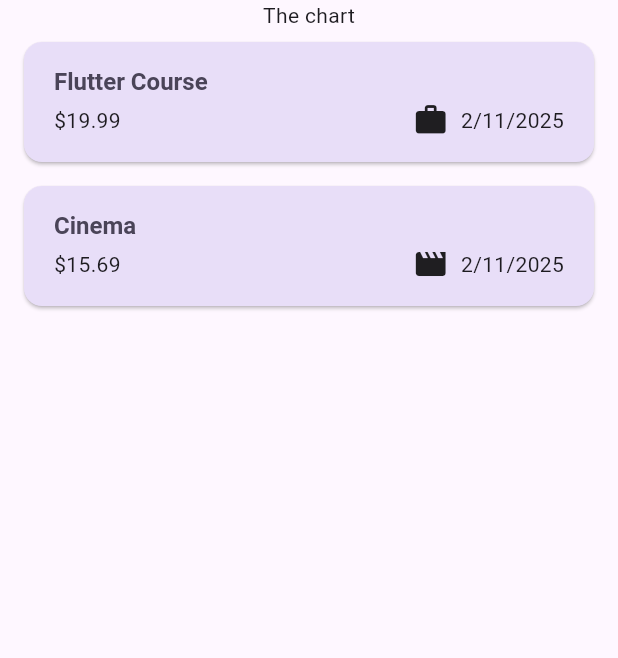
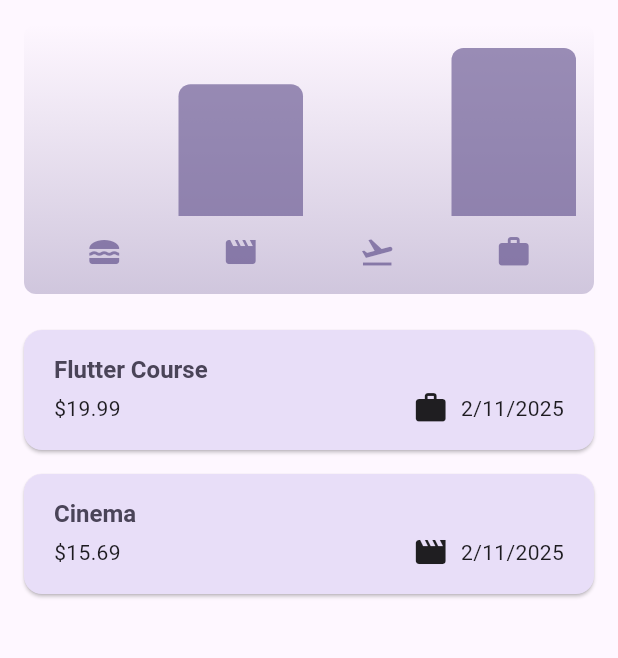
Before and after one commit to leuardgashi/Expense_Tracker, a Flutter app: the screen it shows after launch, on a phone screen of 412 x 824 dp, the part 84-742 px from its top. Run offline on Flutter 3.47's test engine with Material 3 defaults, Android fonts, the phone set to English and light mode, and no system bars.

Commit message:
DarkMode & ChartWidgets

```diff
--- a/lib/main.dart
+++ b/lib/main.dart
@@ -6,9 +6,31 @@ var kColorScheme = ColorScheme.fromSeed(
   seedColor: const Color.fromARGB(255, 96, 59, 181),
 );
 
+var kDarkColorScheme = ColorScheme.fromSeed(
+  brightness: Brightness.dark,
+  seedColor: const Color.fromARGB(255, 5, 99, 125),
+);
+
 void main() {
   runApp(
     MaterialApp(
+      darkTheme: ThemeData.dark().copyWith(
+        useMaterial3: true,
+        colorScheme: kDarkColorScheme,
+        cardTheme: const CardTheme().copyWith(
+          color: kDarkColorScheme.secondaryContainer,
+          margin: const EdgeInsets.symmetric(
+            horizontal: 16,
+            vertical: 8,
+          ),
+        ),
+        elevatedButtonTheme: ElevatedButtonThemeData(
+          style: ElevatedButton.styleFrom(
+            backgroundColor: kDarkColorScheme.primaryContainer,
+            foregroundColor: kDarkColorScheme.onPrimaryContainer,
+          ),
+        ),
+      ),
       theme: ThemeData().copyWith(
         useMaterial3: true,
         colorScheme: kColorScheme,
@@ -36,6 +58,7 @@ void main() {
               ),
             ),
       ),
+      // themeMode: ThemeMode.system, //default
       home: Expenses(),
     ),
   );
--- a/lib/models/expense.dart
+++ b/lib/models/expense.dart
@@ -33,3 +33,28 @@ class Expense {
     return formatter.format(date);
   }
 }
+
+class ExpenseBucket {
+  const ExpenseBucket({
+    required this.category,
+    required this.expenses,
+  });
+
+  ExpenseBucket.forCategory(List<Expense> allExpenses, this.category)
+      : expenses = allExpenses
+            .where((expense) => expense.category == category)
+            .toList();
+
+  final Category category;
+  final List<Expense> expenses;
+
+  double get totalExpenses {
+    double sum = 0;
+
+    for (final expense in expenses) {
+      sum += expense.amount;
+    }
+
+    return sum;
+  }
+}
--- /dev/null
+++ b/lib/widgets/chart/chart.dart
@@ -0,0 +1,95 @@
+import 'package:flutter/material.dart';
+
+import 'package:expense_tracker/widgets/chart/chart_bar.dart';
+import 'package:expense_tracker/models/expense.dart';
+
+class Chart extends StatelessWidget {
+  const Chart({super.key, required this.expenses});
+
+  final List<Expense> expenses;
+
+  List<ExpenseBucket> get buckets {
+    return [
+      ExpenseBucket.forCategory(expenses, Category.food),
+      ExpenseBucket.forCategory(expenses, Category.leisure),
+      ExpenseBucket.forCategory(expenses, Category.travel),
+      ExpenseBucket.forCategory(expenses, Category.work),
+    ];
+  }
+
+  double get maxTotalExpense {
+    double maxTotalExpense = 0;
+
+    for (final bucket in buckets) {
+      if (bucket.totalExpenses > maxTotalExpense) {
+        maxTotalExpense = bucket.totalExpenses;
+      }
+    }
+
+    return maxTotalExpense;
+  }
+
+  @override
+  Widget build(BuildContext context) {
+    final isDarkMode =
+        MediaQuery.of(context).platformBrightness == Brightness.dark;
+    return Container(
+      margin: const EdgeInsets.all(16),
+      padding: const EdgeInsets.symmetric(
+        vertical: 16,
+        horizontal: 8,
+      ),
+      width: double.infinity,
+      height: 180,
+      decoration: BoxDecoration(
+        borderRadius: BorderRadius.circular(8),
+        gradient: LinearGradient(
+          colors: [
+            Theme.of(context).colorScheme.primary.withOpacity(0.3),
+            Theme.of(context).colorScheme.primary.withOpacity(0.0)
+          ],
+          begin: Alignment.bottomCenter,
+          end: Alignment.topCenter,
+        ),
+      ),
+      child: Column(
+        children: [
+          Expanded(
+            child: Row(
+              crossAxisAlignment: CrossAxisAlignment.end,
+              children: [
+                for (final bucket in buckets) // alternative to map()
+                  ChartBar(
+                    fill: bucket.totalExpenses == 0
+                        ? 0
+                        : bucket.totalExpenses / maxTotalExpense,
+                  )
+              ],
+            ),
+          ),
+          const SizedBox(height: 12),
+          Row(
+            children: buckets // for ... in
+                .map(
+                  (bucket) => Expanded(
+                    child: Padding(
+                      padding: const EdgeInsets.symmetric(horizontal: 4),
+                      child: Icon(
+                        catergoryIcons[bucket.category],
+                        color: isDarkMode
+                            ? Theme.of(context).colorScheme.secondary
+                            : Theme.of(context)
+                                .colorScheme
+                                .primary
+                                .withOpacity(0.7),
+                      ),
+                    ),
+                  ),
+                )
+                .toList(),
+          ),
+        ],
+      ),
+    );
+  }
+}
--- /dev/null
+++ b/lib/widgets/chart/chart_bar.dart
@@ -0,0 +1,34 @@
+import 'package:flutter/material.dart';
+
+class ChartBar extends StatelessWidget {
+  const ChartBar({
+    super.key,
+    required this.fill,
+  });
+
+  final double fill;
+
+  @override
+  Widget build(BuildContext context) {
+    final isDarkMode =
+        MediaQuery.of(context).platformBrightness == Brightness.dark;
+    return Expanded(
+      child: Padding(
+        padding: const EdgeInsets.symmetric(horizontal: 4),
+        child: FractionallySizedBox(
+          heightFactor: fill, // 0 <> 1
+          child: DecoratedBox(
+            decoration: BoxDecoration(
+              shape: BoxShape.rectangle,
+              borderRadius:
+                  const BorderRadius.vertical(top: Radius.circular(8)),
+              color: isDarkMode
+                  ? Theme.of(context).colorScheme.secondary
+                  : Theme.of(context).colorScheme.primary.withOpacity(0.65),
+            ),
+          ),
+        ),
+      ),
+    );
+  }
+}
--- a/lib/widgets/expenses.dart
+++ b/lib/widgets/expenses.dart
@@ -1,8 +1,9 @@
-import 'package:expense_tracker/widgets/new_expense.dart';
 import 'package:flutter/material.dart';
 
+import 'package:expense_tracker/widgets/new_expense.dart';
 import 'package:expense_tracker/widgets/expenses_list/expenses_list.dart';
 import 'package:expense_tracker/models/expense.dart';
+import 'package:expense_tracker/widgets/chart/chart.dart';
 
 class Expenses extends StatefulWidget {
   const Expenses({super.key});
@@ -90,7 +91,7 @@ class _ExpensesState extends State<Expenses> {
       ),
       body: Column(
         children: [
-          const Text('The chart'),
+          Chart(expenses: _registeredExpenses),
           Expanded(
             child: mainContent,
           ),
--- a/lib/widgets/expenses_list/expense_item.dart
+++ b/lib/widgets/expenses_list/expense_item.dart
@@ -25,7 +25,9 @@ class ExpenseItem extends StatelessWidget {
             const SizedBox(height: 4),
             Row(
               children: [
-                Text('\$${expense.amount.toStringAsFixed(2)}'),
+                Text(
+                  '\$${expense.amount.toStringAsFixed(2)}',
+                ),
                 const Spacer(),
                 Row(
                   children: [
```
